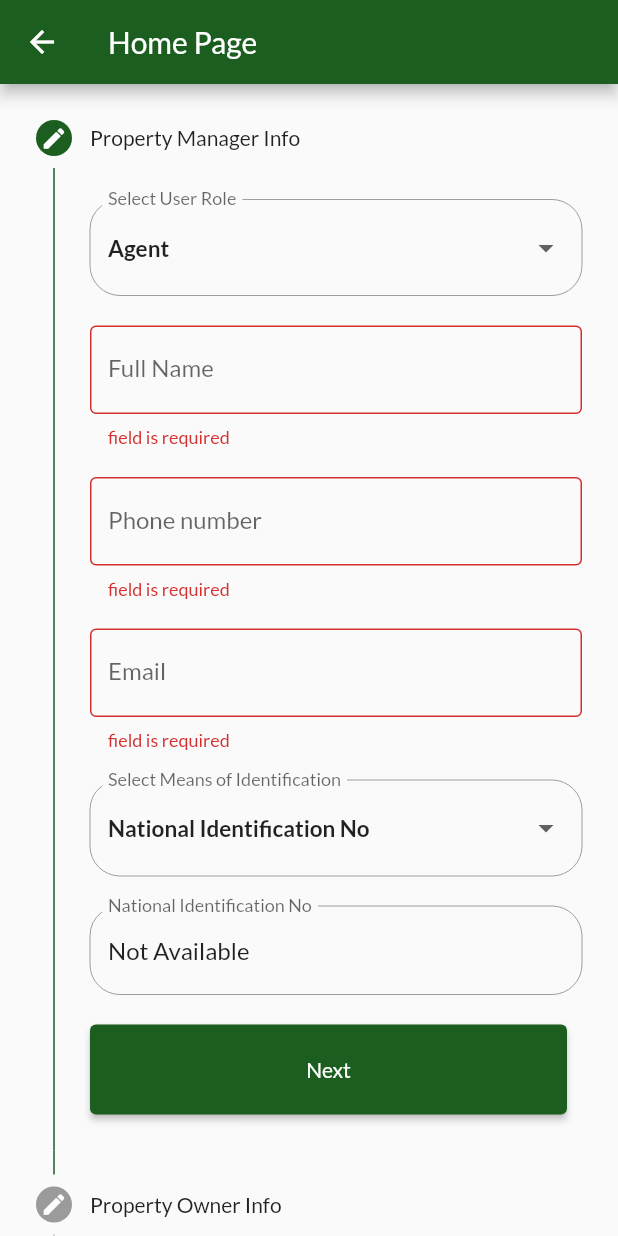
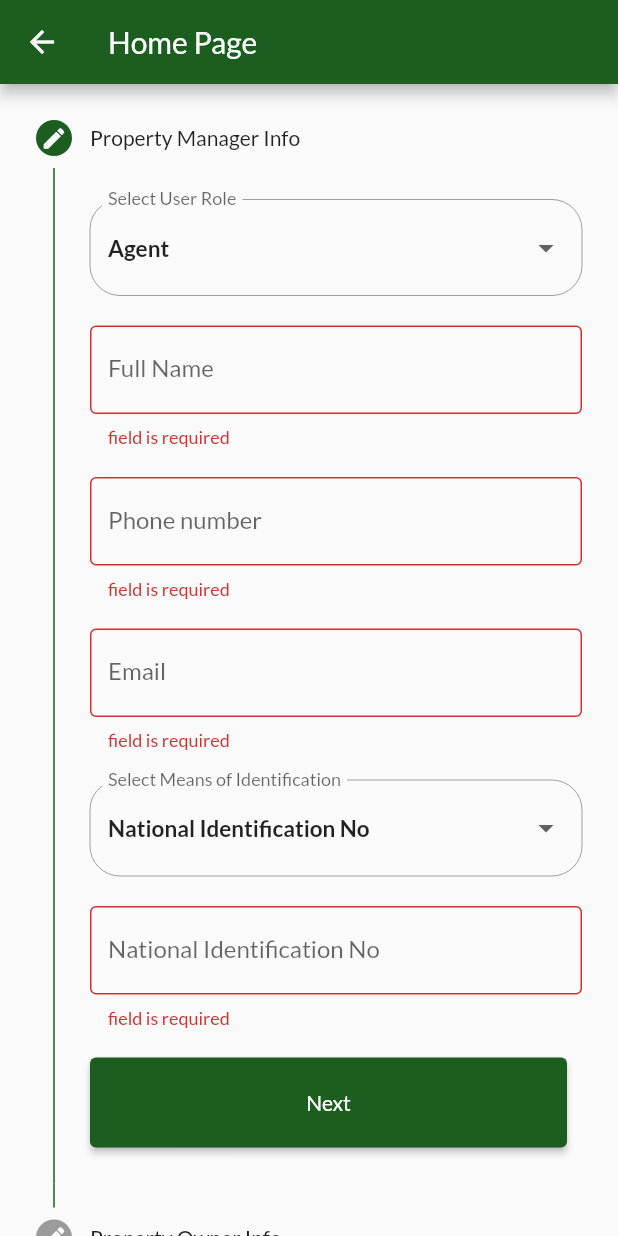
Before and after one commit to AbdulsalamAbdulrahman/enum_app, a Flutter app: the HomePage screen opened directly with empty values, after a tap on "Next", on a phone screen of 412 x 824 dp. Run offline on Flutter 3.47's test engine with Material 2 defaults, Android fonts, the phone set to English and light mode, and no system bars; our stand-ins replace easy_splash_screen, geolocator, google_fonts; missing offline and left inert: app_settings.

Commit message:
changed nin textinputtype

```diff
--- a/lib/forms.dart
+++ b/lib/forms.dart
@@ -38,7 +38,7 @@ TextEditingController busAddress = TextEditingController();
 TextEditingController dueDate = TextEditingController();
 TextEditingController busRegNo = TextEditingController();
 // TextEditingController tin = TextEditingController();
-TextEditingController nin = TextEditingController(text: 'Not Available');
+TextEditingController nin = TextEditingController();
 TextEditingController kadIRSId = TextEditingController();
 // TextEditingController areaoffice = TextEditingController();
 
@@ -47,7 +47,7 @@ TextEditingController agName = TextEditingController();
 TextEditingController agMail = TextEditingController();
 TextEditingController agPhone = TextEditingController();
 // TextEditingController agTin = TextEditingController();
-TextEditingController agNin = TextEditingController(text: 'Not Available');
+TextEditingController agNin = TextEditingController();
 
 //floors
 TextEditingController first = TextEditingController();
@@ -94,19 +94,6 @@ Widget textField(
   return TextFormField(
     validator: validateField,
     controller: controllerValue,
-    keyboardType: inputType,
-    decoration: decorate(label),
-  );
-}
-
-Widget textFieldNIN(
-  controllerValue,
-  String label,
-  inputType,
-) {
-  return TextFormField(
-    validator: validateField,
-    controller: nin,
     keyboardType: inputType,
     decoration: decorate(label),
   );
@@ -173,19 +160,17 @@ Widget housesInfo() {
 }
 
 Widget identiTin() {
-  return textFieldNIN(nin, 'Taxpayer Identification No', TextInputType.number);
+  return textField(nin, 'Taxpayer Identification No', TextInputType.text);
 }
 
 Widget identiNin() {
-  return textFieldNIN(nin, 'National Identification No', TextInputType.number);
+  return textField(nin, 'National Identification No', TextInputType.text);
 }
 
 Widget agidentiTin() {
-  return textFieldNIN(
-      agNin, 'Taxpayer Identification No', TextInputType.number);
+  return textField(agNin, 'Taxpayer Identification No', TextInputType.text);
 }
 
 Widget agidentiNin() {
-  return textFieldNIN(
-      agNin, 'National Identification No', TextInputType.number);
+  return textField(agNin, 'National Identification No', TextInputType.text);
 }
```
